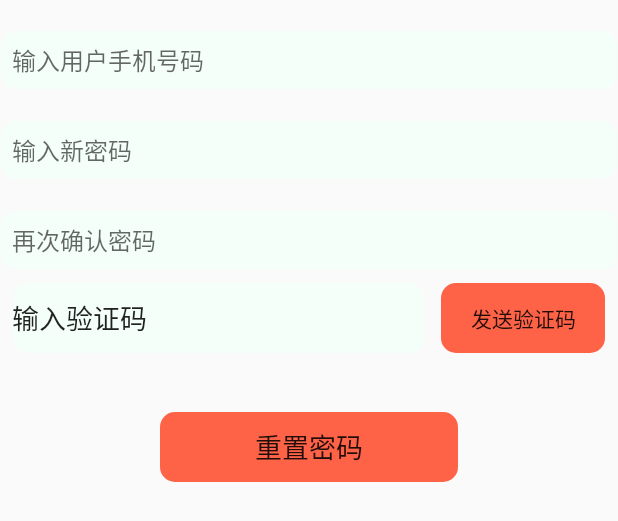
After one commit to aswddads/granatePro, an Android app: the layout activity_forget_password.xml on its own in the app's theme, with its tools: preview values and no code run, on a phone screen of 412 x 824 dp. The commit adds this screen. Shown: the top 521 px of the screen. Run offline under Robolectric (Android 15) with nearby library versions, the phone set to English and light mode, and no system bars.

Commit message:
重置密码页面

```diff
--- a/app/src/main/java/com/tjun/www/granatepro/ui/mine/MineCenterFragment.java
+++ b/app/src/main/java/com/tjun/www/granatepro/ui/mine/MineCenterFragment.java
@@ -91,7 +91,7 @@ public class MineCenterFragment extends BaseFragment{
                 toWeb(getResources().getString(R.string.copyright));
                 break;
             case R.id.rl_un_login:
-
+                startActivity(new Intent(getActivity(),LoginActivity.class));
                 //跳转登录界面
                 break;
             case R.id.tv_my_collect:
--- a/app/src/main/res/drawable/button_bg.xml
+++ b/app/src/main/res/drawable/button_bg.xml
@@ -5,7 +5,7 @@
     <corners android:radius="10dp" />
 
     <!--填充-->
-    <solid android:color="@android:color/transparent" />
+    <solid android:color="@color/view_bg" />
 
     <!-- 矩形的边框的宽度,每段虚线的长度，和两段虚线之间的颜色和颜色 -->
     <stroke
--- /dev/null
+++ b/app/src/main/res/layout/activity_forget_password.xml
@@ -0,0 +1,71 @@
+<?xml version="1.0" encoding="utf-8"?>
+<LinearLayout xmlns:android="http://schemas.android.com/apk/res/android"
+    android:layout_width="match_parent"
+    android:layout_height="match_parent"
+    android:orientation="vertical">
+
+    <EditText
+        android:padding="@dimen/dp_10"
+        android:layout_marginTop="20dp"
+        android:hint="输入用户手机号码"
+        android:textSize="16sp"
+        android:id="@+id/et_iphone"
+        android:background="@drawable/edit_bg"
+        android:layout_width="match_parent"
+        android:layout_height="wrap_content" />
+
+    <EditText
+        android:padding="@dimen/dp_10"
+        android:layout_marginTop="20dp"
+        android:hint="输入新密码"
+        android:textSize="16sp"
+        android:id="@+id/et_password1"
+        android:background="@drawable/edit_bg"
+        android:layout_width="match_parent"
+        android:layout_height="wrap_content" />
+
+    <EditText
+        android:padding="@dimen/dp_10"
+        android:layout_marginTop="20dp"
+        android:hint="再次确认密码"
+        android:textSize="16sp"
+        android:id="@+id/et_password2"
+        android:background="@drawable/edit_bg"
+        android:layout_width="match_parent"
+        android:layout_height="wrap_content" />
+
+    <LinearLayout
+        android:padding="@dimen/dp_10"
+        android:orientation="horizontal"
+        android:layout_width="match_parent"
+        android:layout_height="wrap_content">
+
+        <EditText
+            android:background="@drawable/edit_bg"
+            android:layout_weight="5"
+            android:text="输入验证码"
+            android:id="@+id/et_check_number"
+            android:layout_width="0dp"
+            android:layout_height="match_parent" />
+
+        <Button
+            android:layout_marginLeft="10dp"
+            android:background="@drawable/btn_check_bg"
+            android:layout_weight="2"
+            android:text="发送验证码"
+            android:id="@+id/btn_check"
+            android:layout_width="0dp"
+            android:layout_height="match_parent" />
+
+    </LinearLayout>
+
+    <Button
+        android:id="@+id/btn_register"
+        android:textSize="18sp"
+        android:text="重置密码"
+        android:background="@drawable/btn_check_bg"
+        android:layout_marginTop="30dp"
+        android:layout_gravity="center"
+        android:layout_width="200dp"
+        android:layout_height="wrap_content" />
+</LinearLayout>
```
Also changed, not shown: app/src/main/java/com/tjun/www/granatepro/ui/mine/ForgetActivity.java (added, +39 -0 lines), app/src/main/java/com/tjun/www/granatepro/ui/mine/LoginActivity.java (+51 -1 lines), app/src/main/res/layout/activity_login.xml (+18 -5 lines).
